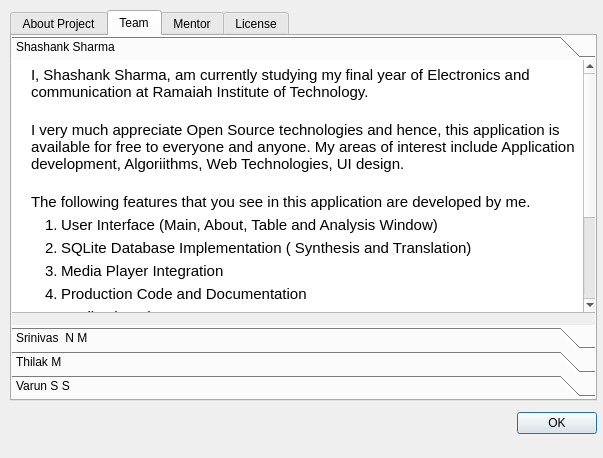
The window that App/ui/AboutWindow.ui (shashankrnr32/KannadaTTS-Application) describes before a commit, drawn with Qt 5.
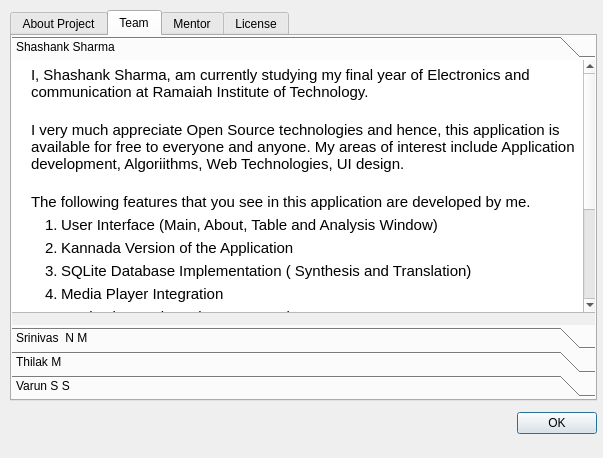
The same window after the commit. Icons and pictures are not drawn.

Diff of the .ui file:
```diff
--- a/App/ui/AboutWindow.ui
+++ b/App/ui/AboutWindow.ui
@@ -136,6 +136,7 @@
 &lt;p style=&quot; margin-top:20px; margin-bottom:5px; margin-left:10px; margin-right:0px; -qt-block-indent:0; text-indent:0px;&quot;&gt;I very much appreciate Open Source technologies and hence, this application is available for free to everyone and anyone. My areas of interest include Application development, Algoriithms, Web Technologies, UI design. &lt;/p&gt;
 &lt;p style=&quot; margin-top:20px; margin-bottom:5px; margin-left:10px; margin-right:0px; -qt-block-indent:0; text-indent:0px;&quot;&gt;The following features that you see in this application are developed by me. &lt;/p&gt;
 &lt;ol style=&quot;margin-top: 0px; margin-bottom: 0px; margin-left: 0px; margin-right: 0px; -qt-list-indent: 1;&quot;&gt;&lt;li style=&quot; margin-top:5px; margin-bottom:0px; margin-left:0px; margin-right:0px; -qt-block-indent:0; text-indent:0px;&quot;&gt;User Interface (Main, About, Table and Analysis Window)&lt;/li&gt;
+&lt;li style=&quot; margin-top:5px; margin-bottom:0px; margin-left:0px; margin-right:0px; -qt-block-indent:0; text-indent:0px;&quot;&gt;Kannada Version of the Application&lt;/li&gt;
 &lt;li style=&quot; margin-top:5px; margin-bottom:0px; margin-left:0px; margin-right:0px; -qt-block-indent:0; text-indent:0px;&quot;&gt;SQLite Database Implementation ( Synthesis and Translation)&lt;/li&gt;
 &lt;li style=&quot; margin-top:5px; margin-bottom:0px; margin-left:0px; margin-right:0px; -qt-block-indent:0; text-indent:0px;&quot;&gt;Media Player Integration&lt;/li&gt;
 &lt;li style=&quot; margin-top:5px; margin-bottom:0px; margin-left:0px; margin-right:0px; -qt-block-indent:0; text-indent:0px;&quot;&gt;Production Code and Documentation&lt;/li&gt;
```
